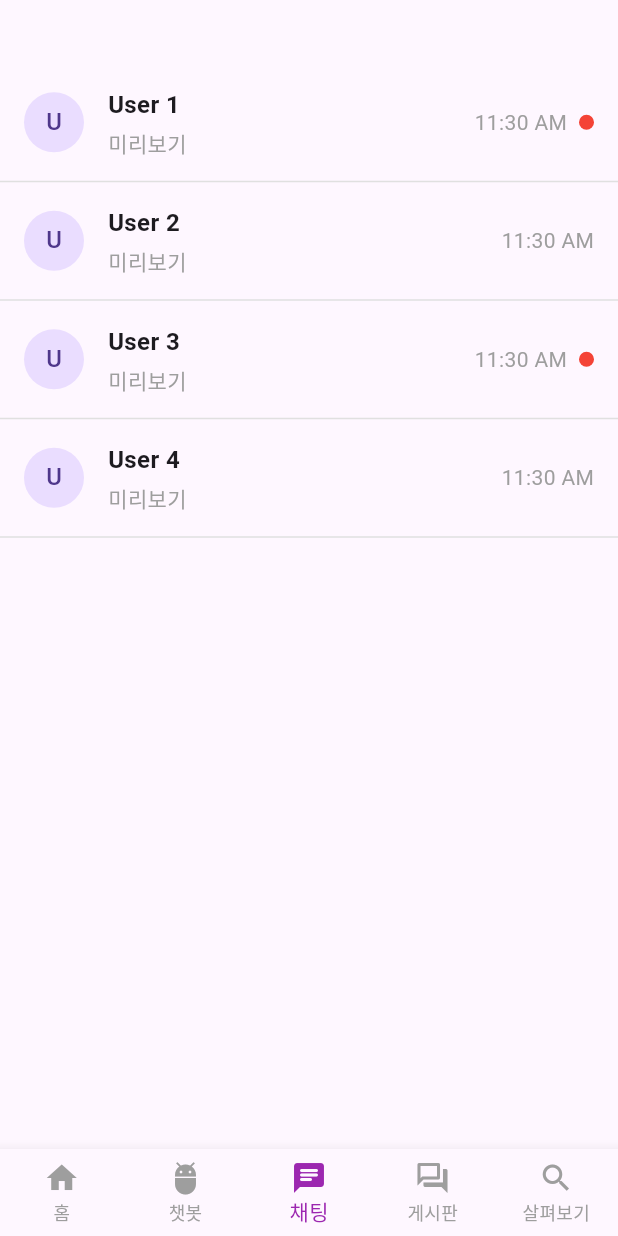
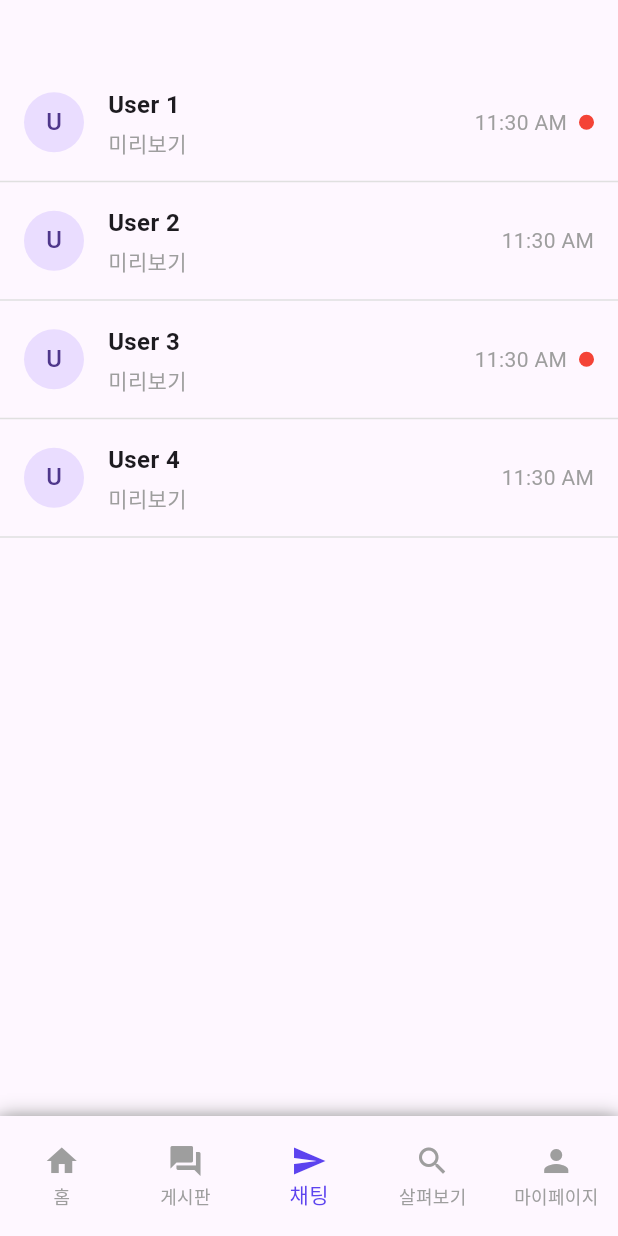
Before and after one commit to DKU-CapstoneDesign/FE_APP_FLUTTER, a Flutter app: the BottomNavBar screen opened directly, item 3 of the bottom bar chosen, on a phone screen of 412 x 824 dp. Run offline on Flutter 3.47's test engine with Material 3 defaults, Android fonts, the phone set to English and light mode, and no system bars; our stand-ins replace country_picker, image_picker; network calls fail; project files that could hold a hidden picture were left out.

Commit message:
change bottomNav design

```diff
--- a/lib/view/widgets/bottomNavBar.dart
+++ b/lib/view/widgets/bottomNavBar.dart
@@ -1,5 +1,5 @@
-import 'package:capstonedesign/view/screens/chatBot/chatBotPage.dart';
 import 'package:capstonedesign/view/screens/discover/discoverPage.dart';
+import 'package:capstonedesign/view/screens/first/myPage.dart';
 import 'package:flutter/material.dart';
 import 'package:capstonedesign/view/screens/post/forumPage.dart';
 import 'package:capstonedesign/view/screens/chat/chattingListPage.dart';
@@ -13,12 +13,12 @@ class BottomNavBar extends StatefulWidget {
 class _BottomNavBarState extends State<BottomNavBar> {
   int _selectedIndex = 0;
 
-  List<Widget> _widgetOptions = <Widget>[
+  List<Widget> _pages = <Widget>[
     HomePage(),
-    ChatBotPage(),
+    ForumPage(),
     ChattingListPage(),
-    ForumPage(),
     DiscoverPage(),
+    MyPage()
   ];
 
   void _onItemTapped(int index) {
@@ -30,38 +30,54 @@ class _BottomNavBarState extends State<BottomNavBar> {
   @override
   Widget build(BuildContext context) {
     return Scaffold(
-      body: Center(
-        child: _widgetOptions.elementAt(_selectedIndex),
+      body: _pages[_selectedIndex],
+      bottomNavigationBar: Theme(
+        data: ThemeData(
+          splashColor: Colors.transparent,
+          highlightColor: Colors.transparent,
+          hoverColor: Colors.transparent,
      ),
-      bottomNavigationBar: BottomNavigationBar(
+      child: Container(
+        height: 80.0,
+        decoration: const BoxDecoration(
+          boxShadow: [
+            BoxShadow(
+              color: Colors.grey,
+              blurRadius: 10,
+            ),
+          ],
+       ),
+        child: BottomNavigationBar(
           type: BottomNavigationBarType.fixed,
           unselectedItemColor: Colors.grey,
-        selectedItemColor: Colors.purple,
+          selectedItemColor: Color.fromRGBO(92, 67, 239, 50),
           items: const <BottomNavigationBarItem>[
             BottomNavigationBarItem(
               icon: Icon(Icons.home),
               label: '홈',
             ),
             BottomNavigationBarItem(
-            icon: Icon(Icons.adb),
-            label: '챗봇',
+              icon: Icon(Icons.forum),
+              label: '게시판',
             ),
             BottomNavigationBarItem(
-            icon: Icon(Icons.chat_rounded),
+              icon: Icon(Icons.send),
               label: '채팅',
-          ),
-          BottomNavigationBarItem(
-            icon: Icon(Icons.forum_outlined),
-            label: '게시판',
             ),
             BottomNavigationBarItem(
               icon: Icon(Icons.search),
               label: '살펴보기',
             ),
+            BottomNavigationBarItem(
+              icon: Icon(Icons.person),
+              label: '마이페이지',
+            ),
           ],
           currentIndex: _selectedIndex,
           onTap: _onItemTapped,
         ),
+      ),
+      )
     );
   }
 }
```
Lines whose indentation alone changed are shown as unchanged.
